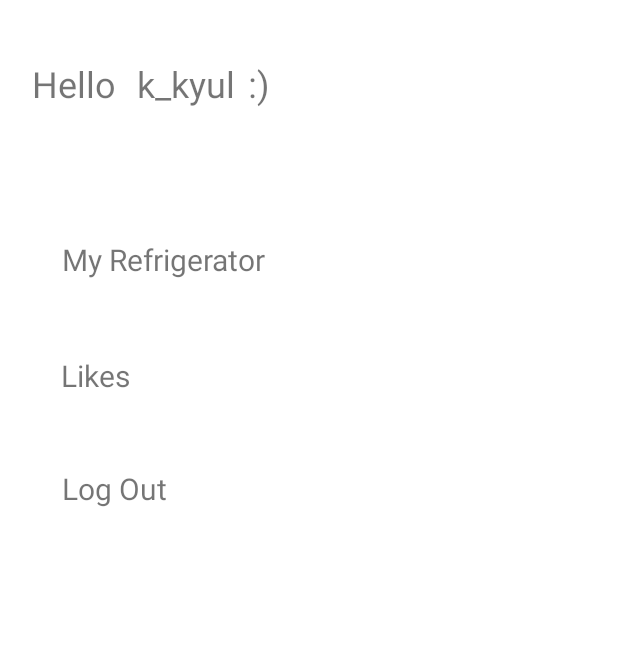
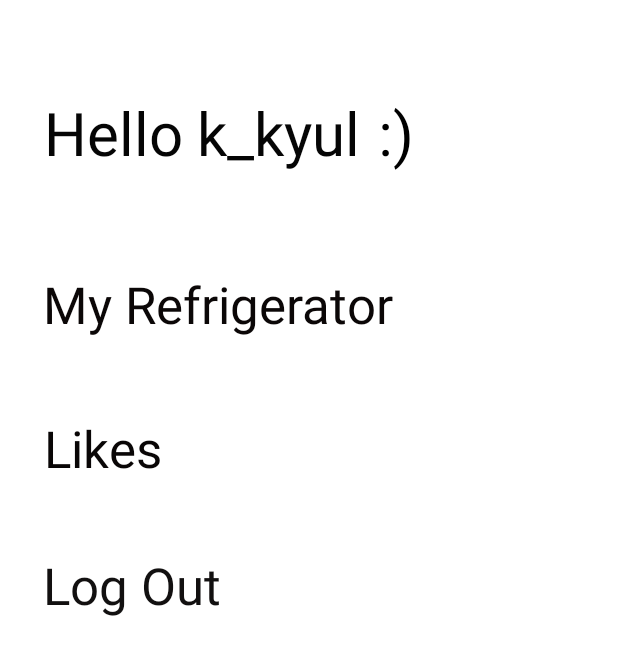
Before and after one commit to Learn-the-World-ewha/Cookforpet, an Android app: the layout activity_personal.xml on its own in the app's theme, with its tools: preview values and no code run, on a phone screen of 412 x 824 dp. Shown: the top 655 px of the screen. Run offline under Robolectric (Android 15) with nearby library versions, the phone set to English and light mode, and no system bars.

Commit message:
Update activity_personal.xml

```diff
--- a/app/src/main/res/layout/activity_personal.xml
+++ b/app/src/main/res/layout/activity_personal.xml
@@ -6,81 +6,103 @@
     android:layout_height="match_parent">
 
     <TextView
+        android:id="@+id/textView36"
+        android:layout_width="wrap_content"
+        android:layout_height="wrap_content"
+        android:text="Likes"
+        android:textColor="#090606"
+        android:textSize="34sp"
+        app:layout_constraintBottom_toBottomOf="parent"
+        app:layout_constraintEnd_toEndOf="parent"
+        app:layout_constraintHorizontal_bias="0.087"
+        app:layout_constraintStart_toStartOf="parent"
+        app:layout_constraintTop_toBottomOf="@+id/textView35"
+        app:layout_constraintVertical_bias="0.091" />
+
+    <TextView
         android:id="@+id/textView37"
         android:layout_width="wrap_content"
         android:layout_height="wrap_content"
         android:text="Log Out"
-        android:textSize="20sp"
+        android:textColor="#121010"
+        android:textSize="34sp"
         app:layout_constraintBottom_toBottomOf="parent"
         app:layout_constraintEnd_toEndOf="parent"
-        app:layout_constraintHorizontal_bias="0.12"
+        app:layout_constraintHorizontal_bias="0.098"
         app:layout_constraintStart_toStartOf="parent"
         app:layout_constraintTop_toBottomOf="@+id/textView36"
-        app:layout_constraintVertical_bias="0.09" />
+        app:layout_constraintVertical_bias="0.101" />
 
     <TextView
-        android:id="@+id/textView36"
+        android:id="@+id/textView35"
         android:layout_width="wrap_content"
         android:layout_height="wrap_content"
-        android:text="Likes"
-        android:textSize="20sp"
+        android:text="My Refrigerator"
+        android:textColor="#0B0707"
+        android:textSize="34sp"
         app:layout_constraintBottom_toBottomOf="parent"
         app:layout_constraintEnd_toEndOf="parent"
-        app:layout_constraintHorizontal_bias="0.112"
+        app:layout_constraintHorizontal_bias="0.162"
         app:layout_constraintStart_toStartOf="parent"
-        app:layout_constraintTop_toBottomOf="@+id/textView35"
-        app:layout_constraintVertical_bias="0.082" />
+        app:layout_constraintTop_toTopOf="parent"
+        app:layout_constraintVertical_bias="0.231" />
 
     <TextView
         android:id="@+id/textView34"
         android:layout_width="wrap_content"
         android:layout_height="wrap_content"
         android:text=":)"
-        android:textSize="24sp"
+        android:textColor="#000000"
+        android:textSize="40sp"
         app:layout_constraintBottom_toBottomOf="parent"
         app:layout_constraintEnd_toEndOf="parent"
-        app:layout_constraintHorizontal_bias="0.037"
+        app:layout_constraintHorizontal_bias="0.082"
         app:layout_constraintStart_toEndOf="@+id/textView32"
         app:layout_constraintTop_toTopOf="parent"
-        app:layout_constraintVertical_bias="0.05" />
+        app:layout_constraintVertical_bias="0.08" />
 
     <TextView
         android:id="@+id/textView32"
         android:layout_width="wrap_content"
         android:layout_height="wrap_content"
         android:text="k_kyul"
-        android:textSize="24sp"
+        android:textColor="#050505"
+        android:textSize="40sp"
         app:layout_constraintBottom_toBottomOf="parent"
         app:layout_constraintEnd_toEndOf="parent"
-        app:layout_constraintHorizontal_bias="0.052"
+        app:layout_constraintHorizontal_bias="0.05"
         app:layout_constraintStart_toEndOf="@+id/textView31"
         app:layout_constraintTop_toTopOf="parent"
-        app:layout_constraintVertical_bias="0.05" />
+        app:layout_constraintVertical_bias="0.08" />
 
     <TextView
         android:id="@+id/textView31"
         android:layout_width="wrap_content"
         android:layout_height="wrap_content"
         android:text="Hello"
-        android:textSize="24sp"
+        android:textColor="#050505"
+        android:textSize="40sp"
         app:layout_constraintBottom_toBottomOf="parent"
         app:layout_constraintEnd_toEndOf="parent"
-        app:layout_constraintHorizontal_bias="0.06"
+        app:layout_constraintHorizontal_bias="0.092"
         app:layout_constraintStart_toStartOf="parent"
         app:layout_constraintTop_toTopOf="parent"
-        app:layout_constraintVertical_bias="0.05" />
+        app:layout_constraintVertical_bias="0.08" />
 
-    <TextView
-        android:id="@+id/textView35"
+    <androidx.constraintlayout.widget.Guideline
+        android:id="@+id/guideline17"
         android:layout_width="wrap_content"
         android:layout_height="wrap_content"
-        android:text="My Refrigerator"
-        android:textSize="20sp"
-        app:layout_constraintBottom_toBottomOf="parent"
-        app:layout_constraintEnd_toEndOf="parent"
-        app:layout_constraintHorizontal_bias="0.15"
-        app:layout_constraintStart_toStartOf="parent"
-        app:layout_constraintTop_toTopOf="parent"
-        app:layout_constraintVertical_bias="0.2" />
+        android:layout_marginTop="16dp"
+        android:orientation="horizontal"
+        app:layout_constraintGuide_percent="0.07387141"
+        app:layout_constraintTop_toTopOf="parent" />
+
+    <androidx.constraintlayout.widget.Guideline
+        android:id="@+id/guideline18"
+        android:layout_width="wrap_content"
+        android:layout_height="wrap_content"
+        android:orientation="vertical"
+        app:layout_constraintGuide_begin="30dp" />
 
 </androidx.constraintlayout.widget.ConstraintLayout>
```
